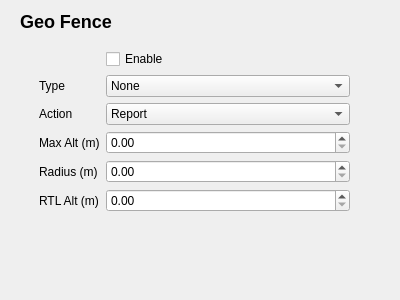
ArduPilot/apm_planner, file src/ui/configuration/GeoFenceConfig.ui: the form before one commit.
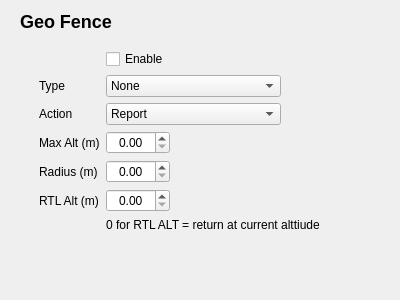
The form after the commit.

Commit message: Completion of APM:Copter GeoFence Config View.

Patch:
```diff
--- a/src/ui/configuration/GeoFenceConfig.ui
+++ b/src/ui/configuration/GeoFenceConfig.ui
@@ -26,18 +26,43 @@
     <string>&lt;h2&gt;Geo Fence&lt;/h2&gt;</string>
    </property>
   </widget>
-  <widget class="QWidget" name="formLayoutWidget">
+  <widget class="QWidget" name="">
    <property name="geometry">
     <rect>
      <x>39</x>
      <y>49</y>
-     <width>311</width>
-     <height>201</height>
+     <width>347</width>
+     <height>218</height>
     </rect>
    </property>
+   <layout class="QVBoxLayout" name="verticalLayout">
+    <item>
    <layout class="QFormLayout" name="formLayout">
+      <property name="fieldGrowthPolicy">
+       <enum>QFormLayout::FieldsStayAtSizeHint</enum>
+      </property>
+      <item row="1" column="1">
+       <widget class="QCheckBox" name="enableCheckBox">
+        <property name="text">
+         <string>Enable</string>
+        </property>
+       </widget>
+      </item>
+      <item row="2" column="0">
+       <widget class="QLabel" name="label_2">
+        <property name="text">
+         <string>Type</string>
+        </property>
+       </widget>
+      </item>
     <item row="2" column="1">
      <widget class="QComboBox" name="typeComboBox">
+        <property name="minimumSize">
+         <size>
+          <width>175</width>
+          <height>0</height>
+         </size>
+        </property>
       <item>
        <property name="text">
         <string>None</string>
@@ -60,13 +85,6 @@
       </item>
      </widget>
     </item>
-    <item row="2" column="0">
-     <widget class="QLabel" name="label_2">
-      <property name="text">
-       <string>Type</string>
-      </property>
-     </widget>
-    </item>
     <item row="3" column="0">
      <widget class="QLabel" name="label_3">
       <property name="text">
@@ -76,6 +94,12 @@
     </item>
     <item row="3" column="1">
      <widget class="QComboBox" name="actionComboBox">
+        <property name="minimumSize">
+         <size>
+          <width>175</width>
+          <height>0</height>
+         </size>
+        </property>
       <item>
        <property name="text">
         <string>Report</string>
@@ -96,7 +120,14 @@
      </widget>
     </item>
     <item row="4" column="1">
-     <widget class="QDoubleSpinBox" name="maxAltSpinBox"/>
+       <widget class="QDoubleSpinBox" name="maxAltSpinBox">
+        <property name="alignment">
+         <set>Qt::AlignCenter</set>
+        </property>
+        <property name="maximum">
+         <double>999.990000000000009</double>
+        </property>
+       </widget>
     </item>
     <item row="5" column="0">
      <widget class="QLabel" name="label_5">
@@ -105,6 +136,16 @@
       </property>
      </widget>
     </item>
+      <item row="5" column="1">
+       <widget class="QDoubleSpinBox" name="radiusSpinBox">
+        <property name="alignment">
+         <set>Qt::AlignCenter</set>
+        </property>
+        <property name="maximum">
+         <double>999.990000000000009</double>
+        </property>
+       </widget>
+      </item>
     <item row="6" column="0">
      <widget class="QLabel" name="label_6">
       <property name="text">
@@ -112,18 +153,24 @@
       </property>
      </widget>
     </item>
-    <item row="5" column="1">
-     <widget class="QDoubleSpinBox" name="radiusSpinBox"/>
-    </item>
     <item row="6" column="1">
-     <widget class="QDoubleSpinBox" name="rtlAltSpinBox"/>
-    </item>
-    <item row="1" column="1">
-     <widget class="QCheckBox" name="enableCheckBox">
+       <widget class="QDoubleSpinBox" name="rtlAltSpinBox">
+        <property name="alignment">
+         <set>Qt::AlignCenter</set>
+        </property>
+        <property name="maximum">
+         <double>999.990000000000009</double>
+        </property>
+       </widget>
+      </item>
+      <item row="7" column="1">
+       <widget class="QLabel" name="label_7">
       <property name="text">
-       <string>Enable</string>
-      </property>
-     </widget>
+         <string>0 for RTL ALT = return at current alttiude</string>
+        </property>
+       </widget>
+      </item>
+     </layout>
     </item>
    </layout>
   </widget>
```
Lines whose indentation alone changed are shown as unchanged. The commit also changes 3 other files.
